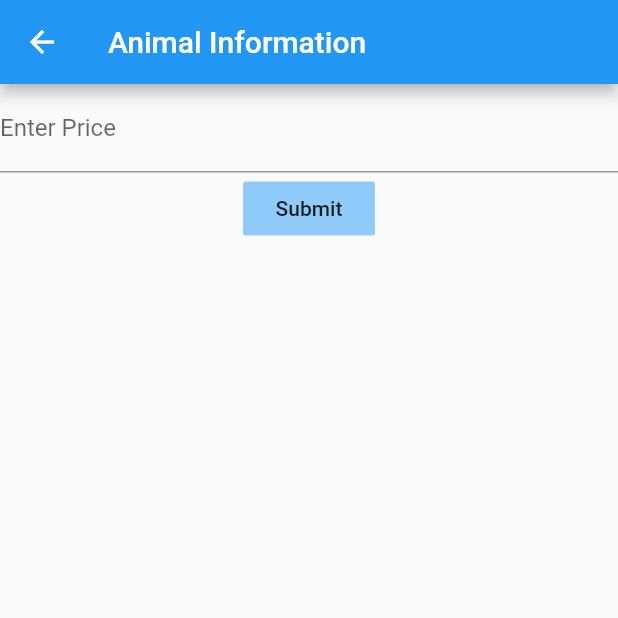
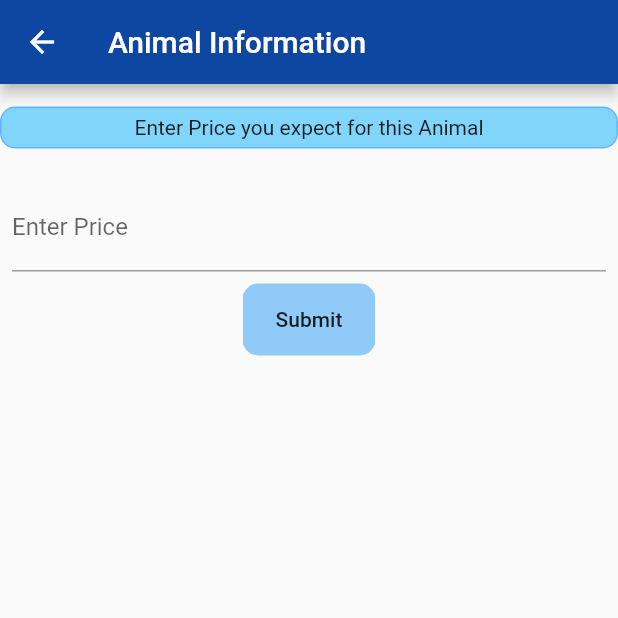
Before and after one commit to MautKaFarishta/KAMADHENU, a Flutter app: the AnimalInfo screen opened by its route, on a phone screen of 412 x 824 dp, the top half of it. Run offline on Flutter 3.47's test engine with Material 2 defaults, Android fonts, the phone set to English and light mode, and no system bars; our stand-ins replace cloud_firestore, firebase_auth, firebase_storage, image_picker; accounts and stored records are empty.

Commit message:
Minor Changes

```diff
--- a/lib/Forms/login.dart
+++ b/lib/Forms/login.dart
@@ -142,9 +142,7 @@ class _LoginPageState extends State<LoginPage> {
                                 borderRadius: BorderRadius.all(Radius.circular(10))),
                               child: FlatButton(
                                   child: Center(
-                                      child: codeSent
-                                          ? Text('Login')
-                                          : Text('Verify')),
+                                      child: Text('Login')),
                                   onPressed: () {
                                     codeSent
                                         ? AuthService().signInWithOTP(
--- a/lib/UI/decorations.dart
+++ b/lib/UI/decorations.dart
@@ -2,6 +2,7 @@ import 'package:flutter/cupertino.dart';
 import 'package:flutter/material.dart';
 
 class Deco{
+  Color backCol =Colors.lightBlue.shade100;
 
   titleCon(String txt){
     return Container(
--- a/lib/screens/AnimalInfo.dart
+++ b/lib/screens/AnimalInfo.dart
@@ -2,6 +2,7 @@
 
 import 'dart:io';
 
+import 'package:Kamadhenu/UI/decorations.dart';
 import 'package:cloud_firestore/cloud_firestore.dart';
 import 'package:flutter/material.dart';
 import 'package:Kamadhenu/screens/home.dart';
@@ -78,7 +79,23 @@ class Animal_Info extends State<AnimalInfo> {
     return Column(
       mainAxisAlignment: MainAxisAlignment.start,
       children: <Widget>[
-        TextFormField(
+        SizedBox(height: 15),
+        Container(
+                              width: double.infinity,
+                              decoration: Deco().decoBox(Colors.lightBlue.shade200),
+                              child: Column(
+                                children: <Widget>[
+                                  SizedBox(height: 5),
+                                  Text(
+                                      'Enter Price you expect for this Animal'),
+                                  SizedBox(height: 5),
+                                ],
+                              ),
+                            ),
+                            SizedBox(height: 15),
+        Container(
+          margin: EdgeInsets.all(8),
+          child: TextFormField(
             decoration: InputDecoration(
               labelText: "Enter Price",
             ),
@@ -92,11 +109,18 @@ class Animal_Info extends State<AnimalInfo> {
               price = value,
             },
           ),
-        FlatButton(
+        ),
+        Container(
+          decoration: BoxDecoration(
+                            color: Colors.blue[200],
+                            borderRadius: BorderRadius.all(Radius.circular(10)),
+                          ),
+          child: FlatButton(
             padding: EdgeInsets.all(6.0),
             child: Text("Submit"),
             color: Colors.blue[200],
             onPressed: () => {_showChoiceDialogue(context)},
+          ),
         )
       ],
     );
@@ -106,6 +130,7 @@ class Animal_Info extends State<AnimalInfo> {
     return Scaffold(
       appBar: AppBar(
         title: Text("Animal Information"),
+        backgroundColor: Colors.blue.shade900,
       ),
       body: Center(
         child: _priceForm(),
--- a/lib/screens/home.dart
+++ b/lib/screens/home.dart
@@ -172,6 +172,7 @@ class _ListPageState extends State<ListPage> {
                 return Center(child: CircularProgressIndicator());
               default:
                 return new ListView(
+                  physics: const NeverScrollableScrollPhysics(),
                   shrinkWrap: true,
                   children:
                       snapshot.data.documents.map((DocumentSnapshot document) {
@@ -190,7 +191,7 @@ class _ListPageState extends State<ListPage> {
                           new Container(
                                 //width: double.infinity,
                                 decoration: BoxDecoration(
-                                  color: Colors.blue.shade50,
+                                  color: Colors.lightBlue.shade200,
                                   borderRadius:
                                       BorderRadius.all(Radius.circular(5)),
                                   border: Border.all(
```
Also changed, not shown: lib/Forms/addInfo.dart (+10 -5 lines), lib/Forms/add_animal.dart (+17 -20 lines), lib/Forms/create.dart (+9 -2 lines), lib/Profiles/cattle_profile.dart (+47 -9 lines), lib/screens/ChangeOwnership.dart (+17 -2 lines). Lines whose indentation alone changed are shown as unchanged.
